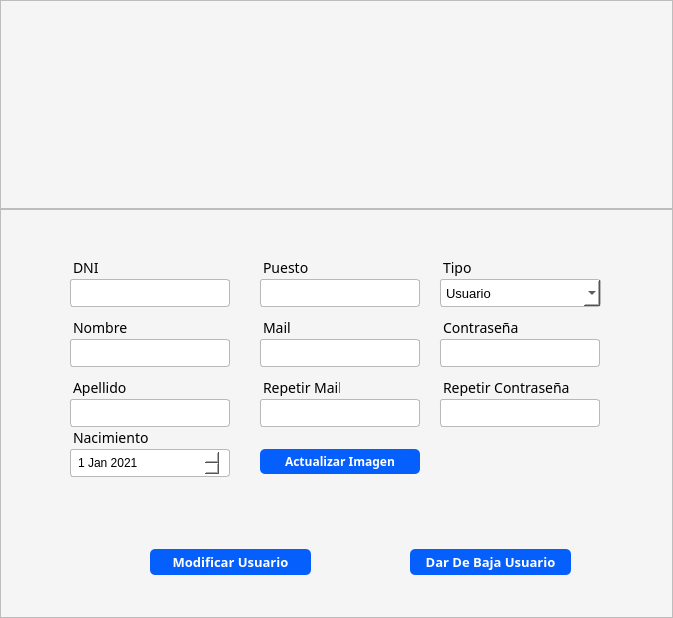
Before: the Qt Designer form Interfaces/main/Ui/bm_user.ui in juanignaciocansillieri/bullsoft, drawn with Qt 5.
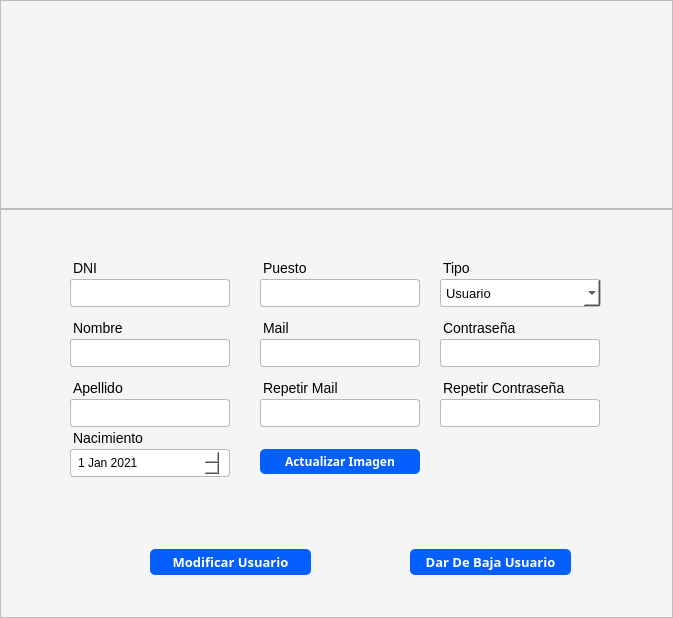
After: the same form once the commit is applied. Icons and pictures are not drawn.

The edit to the form file:
```diff
--- a/Interfaces/main/Ui/bm_user.ui
+++ b/Interfaces/main/Ui/bm_user.ui
@@ -10,6 +10,18 @@
     <height>618</height>
    </rect>
   </property>
+  <property name="minimumSize">
+   <size>
+    <width>673</width>
+    <height>618</height>
+   </size>
+  </property>
+  <property name="maximumSize">
+   <size>
+    <width>673</width>
+    <height>618</height>
+   </size>
+  </property>
   <property name="windowTitle">
    <string>MainWindow</string>
   </property>
@@ -187,7 +199,6 @@
        </property>
        <property name="font">
         <font>
-         <family>Cairo</family>
          <pointsize>-1</pointsize>
         </font>
        </property>
@@ -376,7 +387,6 @@
        </property>
        <property name="font">
         <font>
-         <family>Cairo</family>
          <pointsize>-1</pointsize>
         </font>
        </property>
@@ -453,7 +463,6 @@
        </property>
        <property name="font">
         <font>
-         <family>Cairo</family>
          <pointsize>-1</pointsize>
         </font>
        </property>
@@ -485,7 +494,6 @@
        </property>
        <property name="font">
         <font>
-         <family>Cairo</family>
          <pointsize>-1</pointsize>
         </font>
        </property>
@@ -565,7 +573,6 @@
        </property>
        <property name="font">
         <font>
-         <family>Cairo</family>
          <pointsize>-1</pointsize>
         </font>
        </property>
@@ -592,7 +599,6 @@
        </property>
        <property name="font">
         <font>
-         <family>Cairo</family>
          <pointsize>-1</pointsize>
         </font>
        </property>
@@ -674,7 +680,6 @@
        </property>
        <property name="font">
         <font>
-         <family>Cairo</family>
          <pointsize>-1</pointsize>
         </font>
        </property>
@@ -747,7 +752,6 @@
        </property>
        <property name="font">
         <font>
-         <family>Cairo</family>
          <pointsize>-1</pointsize>
         </font>
        </property>
@@ -775,7 +779,6 @@
        </property>
        <property name="font">
         <font>
-         <family>Cairo</family>
          <pointsize>-1</pointsize>
         </font>
        </property>
@@ -836,7 +839,6 @@
        </property>
        <property name="font">
         <font>
-         <family>Cairo</family>
          <pointsize>-1</pointsize>
         </font>
        </property>
```
Left out of the diff: 3 changed lines with no effect on the pictures.
